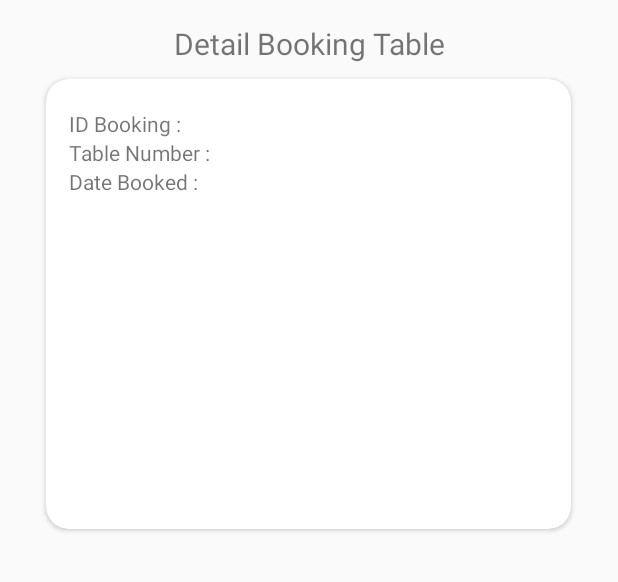
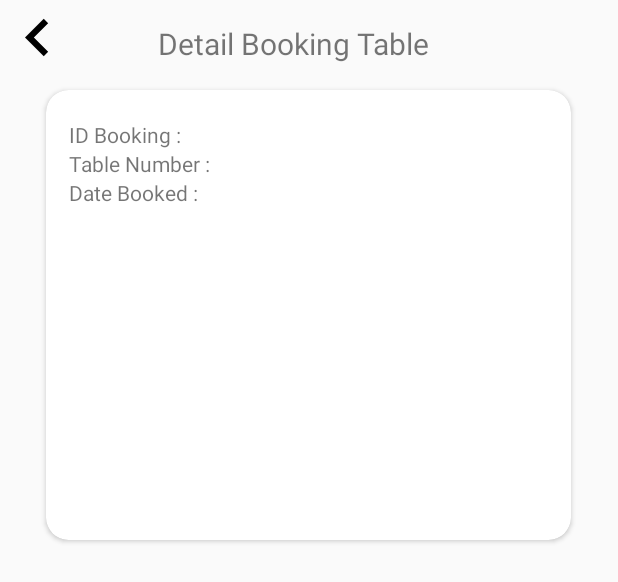
Before and after one commit to nasiseparo/coffeshopreservation, an Android app: the layout activity_detail_table.xml on its own in the app's theme, with its tools: preview values and no code run, on a phone screen of 412 x 824 dp. Shown: the top 582 px of the screen. Run offline under Robolectric (Android 15) with nearby library versions, the phone set to English and light mode, and no system bars.

Commit message:
update new feature 04/02/2020

```diff
--- a/app/src/main/java/com/example/terasakireservasi/Activity/DetailMenuActivity.java
+++ b/app/src/main/java/com/example/terasakireservasi/Activity/DetailMenuActivity.java
@@ -80,6 +80,7 @@ public class DetailMenuActivity extends AppCompatActivity {
     protected void onCreate(Bundle savedInstanceState) {
         super.onCreate(savedInstanceState);
         setContentView(R.layout.activity_detail_menu);
+        overridePendingTransition(R.anim.slide_in_left, R.anim.slide_out_right);
         ip = jsonParser.getIP();
         passingData();
         final Intent[] i = {getIntent()};
--- a/app/src/main/java/com/example/terasakireservasi/Activity/DetailRiwayatItem.java
+++ b/app/src/main/java/com/example/terasakireservasi/Activity/DetailRiwayatItem.java
@@ -80,9 +80,9 @@ public class DetailRiwayatItem extends AppCompatActivity {
         cardView.setOnClickListener(new View.OnClickListener() {
             @Override
             public void onClick(View v) {
-                Intent i = new Intent(DetailRiwayatItem.this, MainActivity.class);
+                DetailRiwayatItem.super.onBackPressed();
                 overridePendingTransition(R.anim.slide_in_left, R.anim.slide_out_right);
-                startActivity(i);
+
             }
         });
         cardBtnKonfirmasi = findViewById(R.id.btn_konfirmasi_pesanan);
@@ -223,8 +223,6 @@ public class DetailRiwayatItem extends AppCompatActivity {
     @Override
     public void onBackPressed() {
         super.onBackPressed();
-        Intent i = new Intent(DetailRiwayatItem.this, MainActivity.class);
         overridePendingTransition(R.anim.slide_in_left, R.anim.slide_out_right);
-        startActivity(i);
     }
 }
--- a/app/src/main/java/com/example/terasakireservasi/Fragment/FragmentOrder.java
+++ b/app/src/main/java/com/example/terasakireservasi/Fragment/FragmentOrder.java
@@ -66,6 +66,7 @@ public class FragmentOrder extends Fragment {
                 i.setFlags(Intent.FLAG_ACTIVITY_NO_HISTORY);
                 i.addFlags(Intent.FLAG_ACTIVITY_CLEAR_TOP);
                 i.addFlags(Intent.FLAG_ACTIVITY_NEW_TASK);
+
                 startActivity(i);
             }
         });
--- a/app/src/main/java/com/example/terasakireservasi/Koneksi/JSONParser.java
+++ b/app/src/main/java/com/example/terasakireservasi/Koneksi/JSONParser.java
@@ -31,7 +31,7 @@ public class JSONParser {
 
     }
 
-    public String concat() {return"172.20.10.9"; }
+    public String concat() {return"192.168.56.1"; }
     public String getIP() {return"http://"+concat()+"/terasaki/api/"; } //url untuk api transanction services
     public String uploadImage(){return "http://"+concat()+"/terasaki/order-confirm.php";}
 
--- a/app/src/main/java/com/example/terasakireservasi/LoginActivity.java
+++ b/app/src/main/java/com/example/terasakireservasi/LoginActivity.java
@@ -160,9 +160,9 @@ public class LoginActivity extends AppCompatActivity {
                 editor.putString("alamat", dbAlamat);
                 editor.apply();
                 Intent i = new Intent(getApplicationContext(),MainActivity.class);
-                i.setFlags(Intent.FLAG_ACTIVITY_NO_HISTORY);
-                i.addFlags(Intent.FLAG_ACTIVITY_CLEAR_TOP);
-                i.addFlags(Intent.FLAG_ACTIVITY_NEW_TASK);
+//                i.setFlags(Intent.FLAG_ACTIVITY_NO_HISTORY);
+//                i.addFlags(Intent.FLAG_ACTIVITY_CLEAR_TOP);
+//                i.addFlags(Intent.FLAG_ACTIVITY_NEW_TASK);
                 startActivity(i);
                 finish();
 
--- /dev/null
+++ b/app/src/main/res/drawable/ic_chevron_left_black_24dp.xml
@@ -0,0 +1,9 @@
+<vector xmlns:android="http://schemas.android.com/apk/res/android"
+        android:width="24dp"
+        android:height="24dp"
+        android:viewportWidth="24.0"
+        android:viewportHeight="24.0">
+    <path
+        android:fillColor="#FF000000"
+        android:pathData="M15.41,7.41L14,6l-6,6 6,6 1.41,-1.41L10.83,12z"/>
+</vector>
--- /dev/null
+++ b/app/src/main/res/drawable/left_arrow.xml
@@ -0,0 +1,5 @@
+<vector android:height="24dp" android:tint="#CCFFFF"
+    android:viewportHeight="24.0" android:viewportWidth="24.0"
+    android:width="24dp" xmlns:android="http://schemas.android.com/apk/res/android">
+    <path android:fillColor="#000000" android:pathData="M15.41,7.41L14,6l-6,6 6,6 1.41,-1.41L10.83,12z"/>
+</vector>
--- a/app/src/main/res/layout/activity_detail_table.xml
+++ b/app/src/main/res/layout/activity_detail_table.xml
@@ -7,15 +7,29 @@
     android:layout_height="match_parent"
     tools:context=".Activity.DetailTableActivity"
     android:orientation="vertical">
+    <LinearLayout
+        android:orientation="horizontal"
+        android:layout_width="match_parent"
+        android:layout_height="wrap_content">
+        <ImageView
+            android:id="@+id/btn_back"
+            android:src="@drawable/ic_chevron_left_black_24dp"
+            android:layout_width="50dp"
+            android:layout_height="50dp">
+        </ImageView>
 
         <TextView
+            android:layout_marginLeft="55dp"
             android:layout_marginTop="15dp"
             android:textSize="20dp"
-        android:gravity="center"
             android:text="Detail Booking Table"
             android:layout_width="match_parent"
             android:layout_height="wrap_content">
         </TextView>
+    </LinearLayout>
+
+
+
 
     <androidx.cardview.widget.CardView
         android:layout_marginTop="10dp"
@@ -52,9 +66,18 @@
                 android:layout_height="wrap_content">
             </TextView>
 
+            <androidx.recyclerview.widget.RecyclerView
+                android:id="@+id/recyler_detail_table"
+                android:layout_width="match_parent"
+                android:layout_height="wrap_content">
+
+            </androidx.recyclerview.widget.RecyclerView>
+
         </LinearLayout>
 
     </androidx.cardview.widget.CardView>
 
 
+
+
 </LinearLayout>
```
Also changed, not shown: app/src/main/java/com/example/terasakireservasi/Activity/BookingActivity.java (+18 -11 lines), app/src/main/java/com/example/terasakireservasi/Activity/ChartActivity.java (+2 -5 lines), app/src/main/java/com/example/terasakireservasi/Activity/DetailTableActivity.java (+43 -0 lines), app/src/main/java/com/example/terasakireservasi/Activity/ListMenuActivity.java (+17 -17 lines), app/src/main/java/com/example/terasakireservasi/Adapter/AdapterRiwayatBooking.java (+8 -1 lines), app/src/main/java/com/example/terasakireservasi/MainActivity.java (+53 -29 lines), app/src/main/res/drawable/terasaki.png (added). Lines whose indentation alone changed are shown as unchanged.
